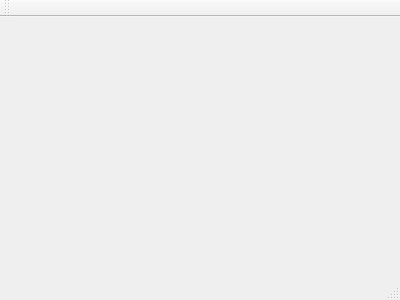
sebas156/ProyectosSalvarMateria, file PROYECTO_FINAL/BioHazard/mainwindow.ui: the form before one commit.
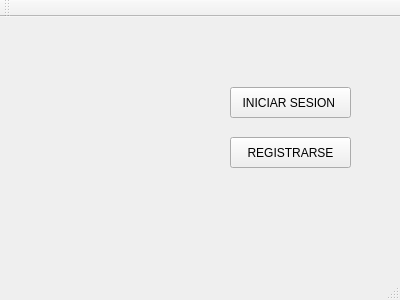
The form after the commit.

Commit message: Se creo el sistema de inicio de sesion y registro. Sin codificacion

What changed in the file:
```diff
--- a/PROYECTO_FINAL/BioHazard/mainwindow.ui
+++ b/PROYECTO_FINAL/BioHazard/mainwindow.ui
@@ -12,13 +12,55 @@
   <property name="windowTitle" >
    <string>MainWindow</string>
   </property>
-  <widget class="QMenuBar" name="menuBar" />
-  <widget class="QToolBar" name="mainToolBar" />
-  <widget class="QWidget" name="centralWidget" />
-  <widget class="QStatusBar" name="statusBar" />
+  <widget class="QWidget" name="centralWidget">
+   <widget class="QPushButton" name="Sesion">
+    <property name="geometry">
+     <rect>
+      <x>230</x>
+      <y>70</y>
+      <width>121</width>
+      <height>31</height>
+     </rect>
+    </property>
+    <property name="text">
+     <string>INICIAR SESION </string>
+    </property>
+   </widget>
+   <widget class="QPushButton" name="registro">
+    <property name="geometry">
+     <rect>
+      <x>230</x>
+      <y>120</y>
+      <width>121</width>
+      <height>31</height>
+     </rect>
+    </property>
+    <property name="text">
+     <string>REGISTRARSE</string>
+    </property>
+   </widget>
+  </widget>
+  <widget class="QMenuBar" name="menuBar">
+   <property name="geometry">
+    <rect>
+     <x>0</x>
+     <y>0</y>
+     <width>400</width>
+     <height>20</height>
+    </rect>
+   </property>
+  </widget>
+  <widget class="QToolBar" name="mainToolBar">
+   <attribute name="toolBarArea">
+    <enum>TopToolBarArea</enum>
+   </attribute>
+   <attribute name="toolBarBreak">
+    <bool>false</bool>
+   </attribute>
+  </widget>
+  <widget class="QStatusBar" name="statusBar"/>
  </widget>
- <layoutDefault spacing="6" margin="11" />
- <pixmapfunction></pixmapfunction>
+ <layoutdefault spacing="6" margin="11"/>
  <resources/>
  <connections/>
 </ui>
```
Left out of the diff: 7 changed lines with no effect on the pictures. The commit also changes 48 other files.
